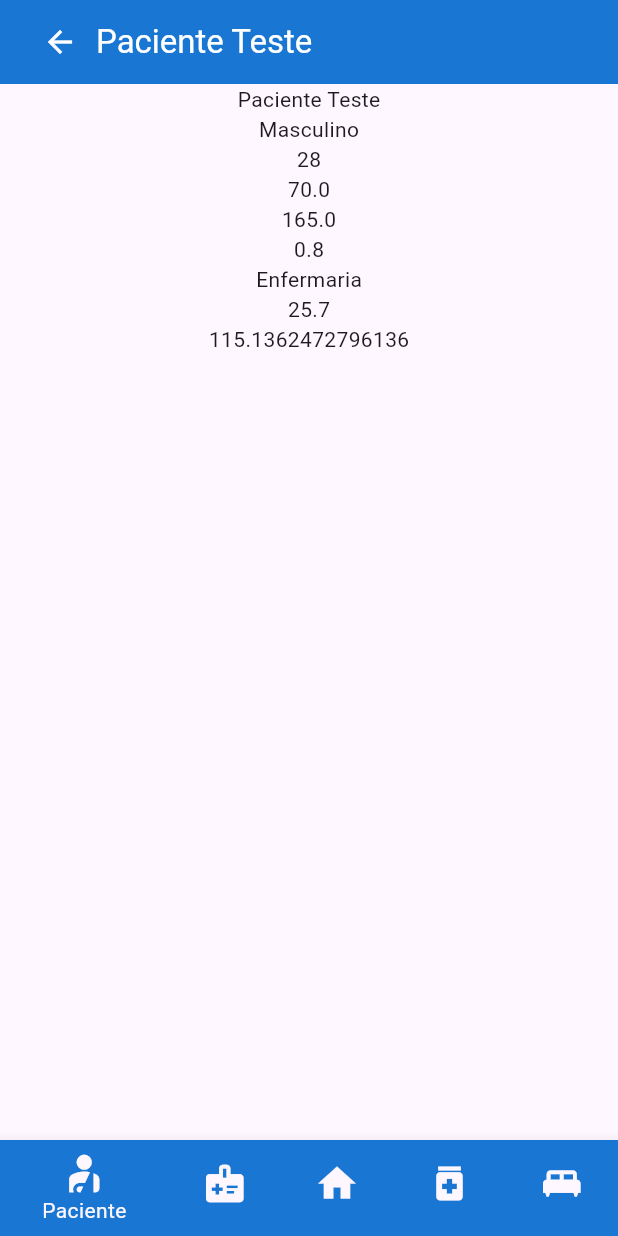
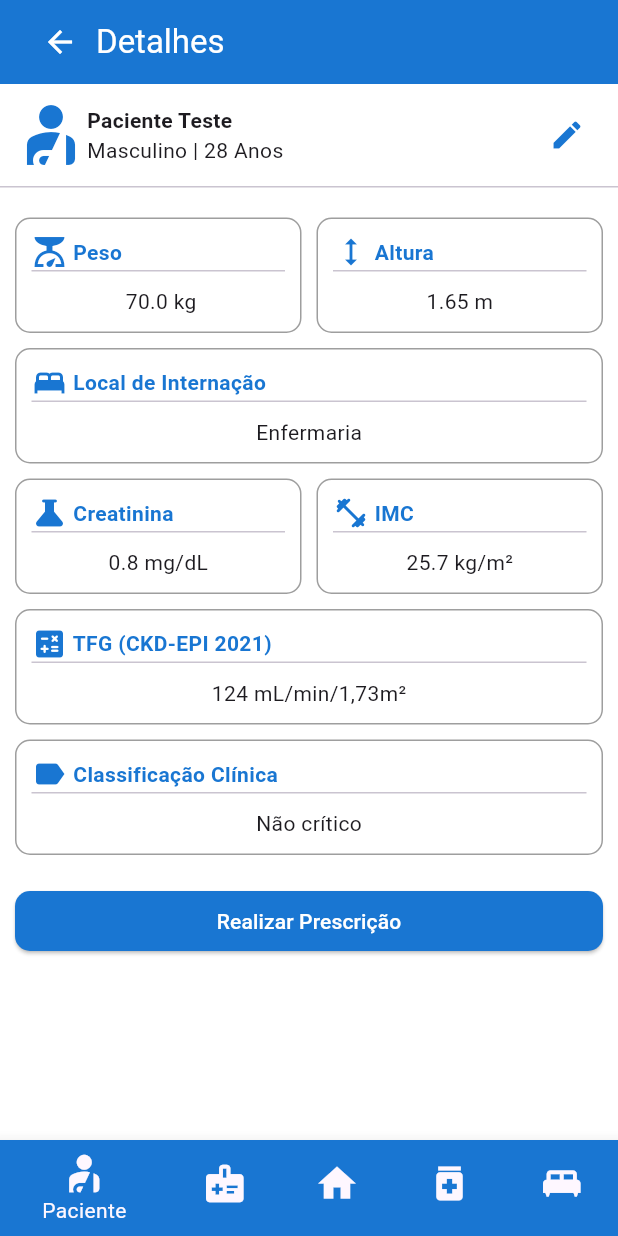
Before and after one commit to MarcuseDemarchi/InsuGuia, a Flutter app: the AppNavigationBar widget shown alone on an empty page, opened directly, after a tap on the "medical information" icon, on a phone screen of 412 x 824 dp. Run offline on Flutter 3.47's test engine with Material 3 defaults, Android fonts, the phone set to English and light mode, and no system bars.

Commit message:
feat: tela de detalhes do paciente

```diff
--- a/insuguia/lib/components/appnavigationbar.dart
+++ b/insuguia/lib/components/appnavigationbar.dart
@@ -26,7 +26,9 @@ class AppNavigationBar extends StatelessWidget{
       currentIndex: index,
       iconSize: 30,
       onTap: (value) => {
-        Navigator.push(context, MaterialPageRoute(builder: (context) => paginas[value]))
+        if (value != index) {
+          Navigator.push(context, MaterialPageRoute(builder: (context) => paginas[value]))
+        }
       },
       items: [
         BottomNavigationBarItem(
--- a/insuguia/lib/login.dart
+++ b/insuguia/lib/login.dart
@@ -61,7 +61,11 @@ class LoginPage extends StatelessWidget{
                 SizedBox(height: 80),
                 ElevatedButton(
                   onPressed: () => {
-                    Navigator.push(context, MaterialPageRoute(builder: (context) => HomePage()))
+                    Navigator.pushAndRemoveUntil(
+                      context,
+                      MaterialPageRoute(builder: (context) => HomePage()),
+                      (Route<dynamic> route) => false,
+                    )
                   },
                   style: ElevatedButton.styleFrom(
                     backgroundColor: Colors.white,
--- a/insuguia/lib/paciente/paciente.dart
+++ b/insuguia/lib/paciente/paciente.dart
@@ -1,7 +1,6 @@
 import 'package:flutter/material.dart';
 import 'package:insuguia/components/appnavigationbar.dart';
 import 'package:insuguia/components/pacienteinfo.dart';
-import 'package:insuguia/home.dart';
 
 class PacientePage extends StatelessWidget{
   const PacientePage({super.key});
@@ -25,7 +24,7 @@ class PacientePage extends StatelessWidget{
             children: [
               IconButton(
                 onPressed: () => {
-                  Navigator.push(context, MaterialPageRoute(builder: (context) => HomePage()))
+                    Navigator.pop(context),
                 },
                 icon: Icon(Icons.arrow_back),
                 color: Colors.white,),
@@ -137,6 +136,7 @@ class PacientePage extends StatelessWidget{
           ),
         ),
         bottomNavigationBar: AppNavigationBar(index: 0),
+        backgroundColor: Colors.white,
       ),
     );
   }
--- a/insuguia/lib/paciente/pacientedetails.dart
+++ b/insuguia/lib/paciente/pacientedetails.dart
@@ -3,7 +3,6 @@ import 'dart:math';
 import 'package:flutter/material.dart';
 import 'package:insuguia/components/appnavigationbar.dart';
 import 'package:insuguia/components/pacienteinfo.dart';
-import 'package:insuguia/paciente/paciente.dart';
 
 class PacienteDetailsPage extends PacienteInfo{
   const PacienteDetailsPage({
@@ -17,30 +16,36 @@ class PacienteDetailsPage extends PacienteInfo{
     required super.localInternacao,
   });
 
-  double calculaTFG(){
+  int calculaTFG(){
     double k;
     double a;
     double x;
 
-    if (sexo == 'Masculino'){
-      k = 0.9;
-      a = 0.302;
-      x = 1;
-    }
-    else{
-      k = 0.7;
-      a = 0.241;
-      x = 1.012;
-    }
+    k = sexo == 'Masculino' ? 0.9 : 0.7;
+    a = sexo == 'Masculino' ? -0.302 : 0.7;
+    x = sexo == 'Masculino' ? 1 : 1.012;
 
-    num tfg = 142 * pow(min(creatinina/k,1),a) * pow(max(creatinina/k, 1), 1200) * pow(0.9938, idade)*x;
+    num tfg = 142 * pow(min(creatinina/k,1),a) * pow(max(creatinina/k, 1), -1200) * pow(0.9938, idade)*x;
 
-    return tfg.toDouble();
+    return tfg.round();
+  }
+
+  double calculaIMC(){
+    return peso / pow(altura/100, 2);
   }
 
   @override
   Widget build(BuildContext context) {
     return MaterialApp(
+      theme: ThemeData(
+        elevatedButtonTheme: ElevatedButtonThemeData(
+          style: ElevatedButton.styleFrom(
+            shape: RoundedRectangleBorder(
+              borderRadius: BorderRadiusGeometry.circular(10)
+            ),
+          ),
+        ),
+      ),
       home: Scaffold(
         appBar: AppBar(
           backgroundColor: Colors.blue[700],
@@ -48,31 +53,182 @@ class PacienteDetailsPage extends PacienteInfo{
             children: [
               IconButton(
                 onPressed: () => {
-                  Navigator.push(context, MaterialPageRoute(builder: (context) => PacientePage()))
+                      Navigator.pop(context),
                 },
                 icon: Icon(Icons.arrow_back),
                 color: Colors.white,),
-              Text(nomePaciente, style: TextStyle(color: Colors.white)),
+              Text('Detalhes', style: TextStyle(color: Colors.white)),
             ],
           ),
         ),
         body: Center(
-          child: Column(
+          child: ListView(
             children: [
-              Text(nomePaciente),
-              Text(sexo),
-              Text(idade.toString()),
-              Text(peso.toString()),
-              Text(altura.toString()),
-              Text(creatinina.toString()),
-              Text(localInternacao.toString()),
-              Text((peso / ((altura / 100) * (altura / 100))).toStringAsFixed(1)),
-              Text(calculaTFG().toString()),
+              Padding(
+                padding: EdgeInsetsGeometry.all(10),
+                child: Row(
+                  mainAxisAlignment: MainAxisAlignment.spaceBetween,
+                  children: [
+                    Row(
+                      children: [
+                        Icon(
+                          Icons.personal_injury,
+                          color: Colors.blue[700],
+                          size: 48,
+                        ),
+                        Column(
+                          crossAxisAlignment: CrossAxisAlignment.start,
+                          children: [
+                            Text(nomePaciente, style: TextStyle(fontWeight: FontWeight.bold),),
+                            Text("$sexo | $idade Anos"),
+                          ],
+                        ),
+                      ],
+                    ),
+
+                    IconButton(onPressed: () => {}, icon: Icon(Icons.edit, color: Colors.blue[700],))
+                  ],
+                ),
+              ),
+              Divider(height: 1,),
+              Padding(
+                padding: EdgeInsetsGeometry.all(10),
+                child: Column(
+                  children: [
+                    Row(
+                      spacing: 10,
+                      crossAxisAlignment: CrossAxisAlignment.center,
+                      mainAxisAlignment: MainAxisAlignment.spaceBetween,
+                      children: [
+                        InfoContainerWithTitle(icon: Icons.scale, title: ' Peso', value: ' $peso kg'),
+                        InfoContainerWithTitle(icon: Icons.height, title: ' Altura', value: '${altura/100} m'),
+                      ],
+                    ),
+                    Row(
+                      children: [
+                        InfoContainerWithTitle(icon: Icons.bed, title: " Local de Internação", value: localInternacao),
+                      ],
+                    ),
+                    Row(
+                      spacing: 10,
+                      crossAxisAlignment: CrossAxisAlignment.center,
+                      mainAxisAlignment: MainAxisAlignment.spaceBetween,
+                      children: [
+                        InfoContainerWithTitle(icon: Icons.science_rounded, title: ' Creatinina', value: "$creatinina mg/dL"),
+                        InfoContainerWithTitle(icon: Icons.fitness_center_rounded, title: ' IMC', value: "${calculaIMC().toStringAsFixed(1)} kg/m²"),
+                      ],
+                    ),
+                    Row(
+                      children: [
+                        InfoContainerWithTitle(icon: Icons.calculate_rounded, title: ' TFG (CKD-EPI 2021)', value: "${calculaTFG().toStringAsFixed(0)} mL/min/1,73m²"),
+                      ],
+                    ),
+                    Row(
+                      children: [
+                        InfoContainerWithTitle(icon: Icons.label, title: ' Classificação Clínica', value: 'Não crítico')
+                      ],
+                    ),
+
+                    Row(
+                      children: [
+                        Expanded(
+                          child: Padding(
+                            padding: EdgeInsetsGeometry.only(top: 20),
+                            child: ElevatedButton(
+                              onPressed: () {},
+                              style: ElevatedButton.styleFrom(
+                                backgroundColor: Colors.blue[700],
+                              ),
+                              child: Text(
+                                "Realizar Prescrição",
+                                style: TextStyle(color: Colors.white),
+                              )
+                            ),
+                          ),
+                        ),
+                      ],
+                    )
+
+                  ],
+                ),
+              ),
+              // Text(nomePaciente),
+              // Text(sexo),
+              // Text(idade.toString()),
+              // Text(peso.toString()),
+              // Text(altura.toString()),
+              // Text(creatinina.toString()),
+              // Text(localInternacao.toString()),
+              // Text((peso / ((altura / 100) * (altura / 100))).toStringAsFixed(1)),
+              // Text(calculaTFG().toString()),
             ],
           ),
         ),
         bottomNavigationBar: AppNavigationBar(index: 0),
+        backgroundColor: Colors.white,
       ),
     );
   }
 }
+
+
+//
+//
+//
+//
+//
+//
+//
+//
+class InfoContainerWithTitle extends StatelessWidget{
+  final IconData icon;
+  final String title;
+  final String value;
+
+  const InfoContainerWithTitle({
+    super.key,
+    required this.icon,
+    required this.title,
+    required this.value
+  });
+
+  @override
+  Widget build(BuildContext context) {
+    return Expanded(
+      child: Container(
+        margin: EdgeInsets.only(top: 10),
+        padding: EdgeInsets.all(10),
+        decoration: BoxDecoration(
+          border: Border.all(color: Colors.black38),
+          borderRadius: BorderRadius.circular(10),
+        ),
+        child: Column(
+          children: [
+            Row(
+              children: [
+                Icon(
+                  icon,
+                  color: Colors.blue[700],
+                ),
+                Text(
+                  title,
+                  style: TextStyle(
+                    color: Colors.blue[700],
+                    fontWeight: FontWeight.bold,
+                  ),
+                ),
+              ],
+            ),
+            Divider(height: 1,),
+            Padding(
+              padding: EdgeInsetsGeometry.only(top: 10),
+              child: Text(
+                value,
+              ),
+            ),
+          ],
+        ),
+      )
+    );
+  }
+}
--- a/insuguia/lib/register.dart
+++ b/insuguia/lib/register.dart
@@ -68,7 +68,11 @@ class RegisterPage extends StatelessWidget{
                 SizedBox(height: 80),
                 ElevatedButton(
                   onPressed: () => {
-                      Navigator.push(context, MaterialPageRoute(builder: (context) => HomePage()))
+                    Navigator.pushAndRemoveUntil(
+                      context,
+                      MaterialPageRoute(builder: (context) => HomePage()),
+                      (Route<dynamic> route) => false,
+                    )
                   },
                   style: ElevatedButton.styleFrom(
                     backgroundColor: Colors.white,
```
